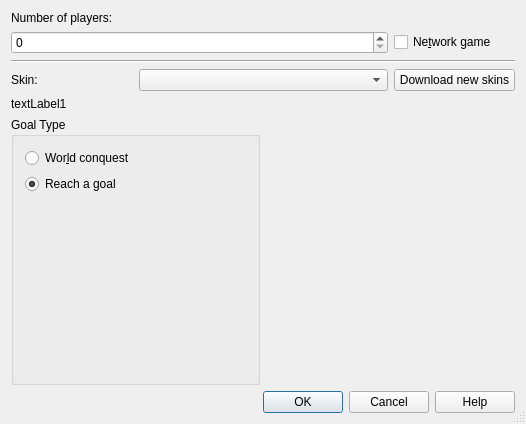
KDE/ksirk, file ksirk/Dialogs/newGameDialog.ui: the form before one commit.
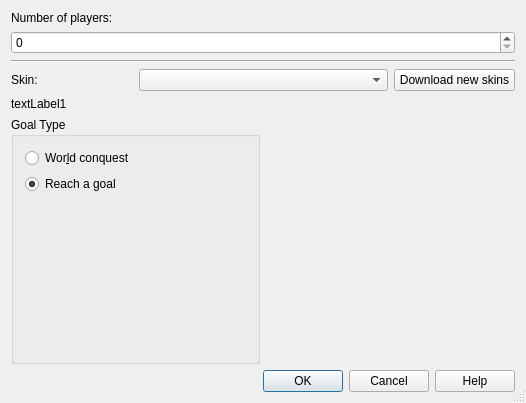
The form after the commit. Icons and pictures are not drawn. Custom widgets are drawn as their Qt base class.

```diff
--- a/ksirk/Dialogs/newGameDialog.ui
+++ b/ksirk/Dialogs/newGameDialog.ui
@@ -8,7 +8,7 @@
     <x>0</x>
     <y>0</y>
     <width>526</width>
-    <height>424</height>
+    <height>403</height>
    </rect>
   </property>
   <property name="windowTitle" >
@@ -28,7 +28,7 @@
      </property>
     </widget>
    </item>
-   <item row="1" column="0" colspan="3" >
+   <item row="1" column="0" colspan="4" >
     <widget class="QSpinBox" name="playersNumberEntry" >
      <property name="toolTip" >
       <string>Spin this to choose the number of players.</string>
@@ -38,19 +38,6 @@
      </property>
     </widget>
    </item>
-   <item row="1" column="3" >
-    <widget class="QCheckBox" name="networkGameCheckBox" >
-     <property name="toolTip" >
-      <string>Check this to create a network game</string>
-     </property>
-     <property name="whatsThis" >
-      <string>A network game will be created if checked</string>
-     </property>
-     <property name="text" >
-      <string>Ne&amp;twork game</string>
-     </property>
-    </widget>
-   </item>
    <item row="3" column="0" colspan="4" >
     <widget class="Line" name="line1" >
      <property name="frameShape" >
```
Left out of the diff: 1 changed line with no effect on the pictures.
